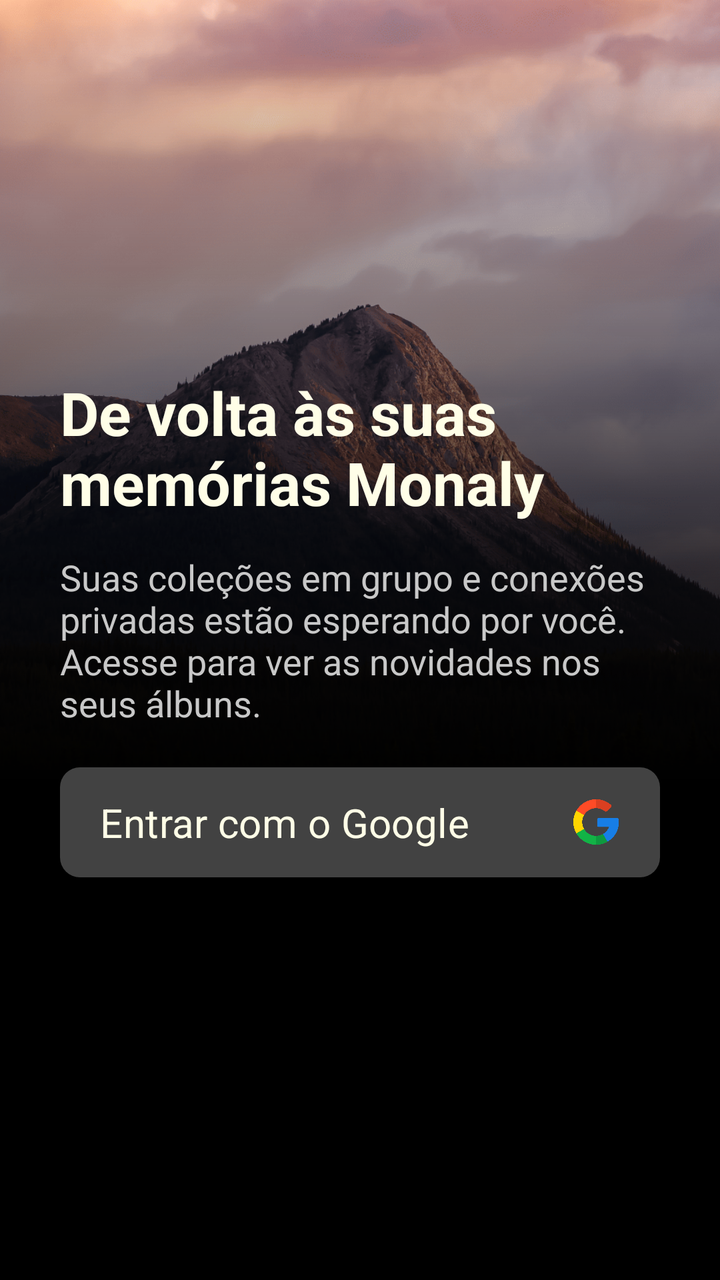
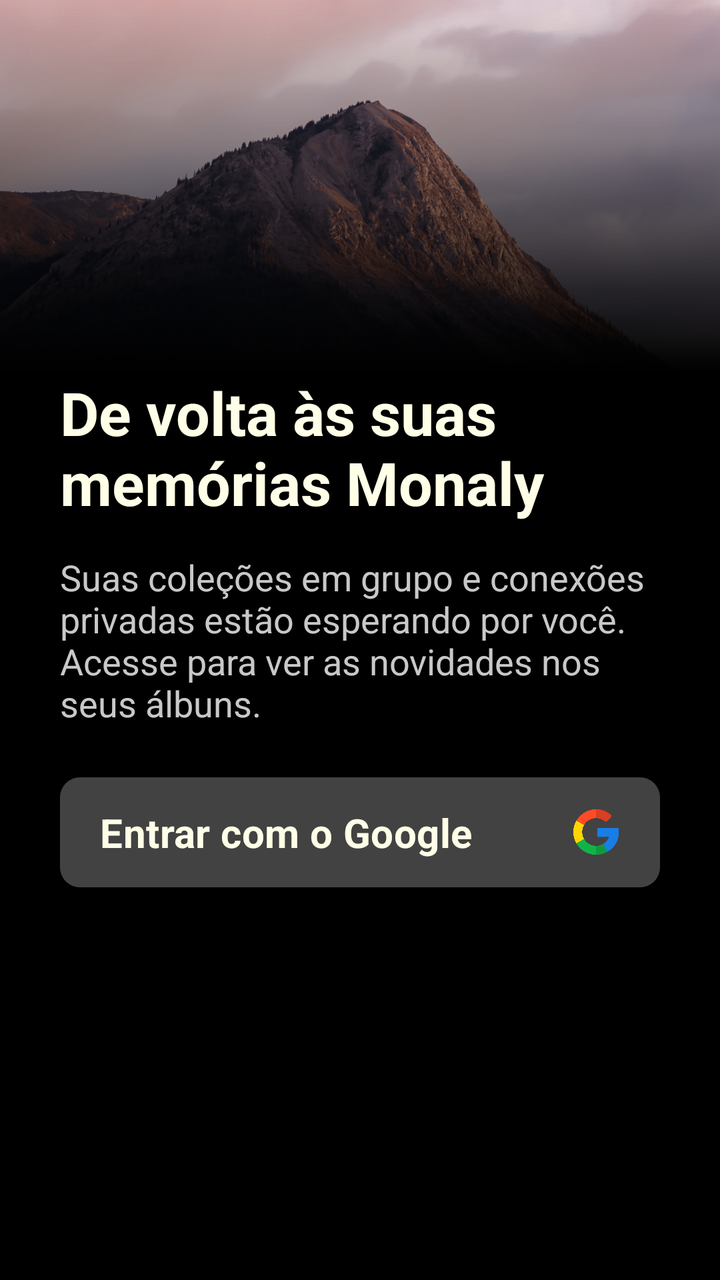

Before-and-after screenshots of an Android layout around one commit, followed by the original layout XML and the change that was made.
<!-- AndroidManifest.xml: application theme Theme.Monaly -->
<!-- res/layout/activity_login.xml -->
<?xml version="1.0" encoding="utf-8"?>
<androidx.constraintlayout.widget.ConstraintLayout
    xmlns:android="http://schemas.android.com/apk/res/android"
    xmlns:app="http://schemas.android.com/apk/res-auto"
    xmlns:tools="http://schemas.android.com/tools"
    android:id="@+id/main"
    android:layout_width="match_parent"
    android:layout_height="match_parent"
    tools:context=".ui.activity.LoginActivity"
    android:background="@color/black">

    <ImageView
        android:id="@+id/imageBackgroundLogin"
        android:layout_width="0dp"
        android:layout_height="0dp"
        android:layout_marginBottom="250dp"
        android:scaleType="centerCrop"
        android:src="@drawable/img_background_login"
        app:layout_constraintBottom_toBottomOf="parent"
        app:layout_constraintEnd_toEndOf="parent"
        app:layout_constraintStart_toStartOf="parent"
        app:layout_constraintTop_toTopOf="parent" />

    <ImageView
        android:id="@+id/imageGradientEffect"
        android:layout_width="0dp"
        android:layout_height="0dp"
        android:src="@drawable/bg_gradient_black"
        app:layout_constraintBottom_toBottomOf="@+id/imageBackgroundLogin"
        app:layout_constraintEnd_toEndOf="parent"
        app:layout_constraintHorizontal_bias="0.0"
        app:layout_constraintStart_toStartOf="parent"
        app:layout_constraintTop_toTopOf="parent" />

    <TextView
        android:id="@+id/textTitleLogin"
        android:layout_width="0dp"
        android:layout_height="wrap_content"
        android:layout_marginStart="30dp"
        android:layout_marginEnd="30dp"
        android:layout_marginBottom="15dp"
        android:text="@string/login_title"
        android:textColor="@color/bage_neutral"
        android:textSize="30sp"
        app:layout_constraintBottom_toTopOf="@+id/textDescriptionLogin"
        app:layout_constraintEnd_toEndOf="parent"
        app:layout_constraintStart_toStartOf="parent" />


    <TextView
        android:id="@+id/textDescriptionLogin"
        android:layout_width="0dp"
        android:layout_height="wrap_content"
        android:layout_marginStart="30dp"
        android:layout_marginEnd="30dp"
        android:text="@string/login_description"
        android:textColor="@color/gray_medium"
        android:textSize="18sp"
        app:layout_constraintBottom_toBottomOf="parent"
        app:layout_constraintEnd_toEndOf="parent"
        app:layout_constraintHorizontal_bias="0.0"
        app:layout_constraintStart_toStartOf="parent"
        app:layout_constraintTop_toTopOf="@+id/imageBackgroundLogin" />

    <com.google.android.material.button.MaterialButton
        android:id="@+id/buttonLoginGoogle"
        android:layout_width="0dp"
        android:layout_height="55dp"
        android:layout_marginStart="30dp"
        android:layout_marginTop="20dp"
        android:layout_marginEnd="30dp"
        android:background="@drawable/drawable_background_button_gray_dark_10_dp"
        android:fontFamily="sans-serif"
        android:gravity="start|center_vertical"
        android:paddingStart="20dp"
        android:paddingEnd="20dp"
        android:text="@string/login_button"
        android:textAllCaps="false"
        android:textColor="@color/bage_neutral"
        android:textFontWeight="400"
        android:textSize="20sp"
        android:textStyle="normal"
        app:backgroundTint="@null"
        app:icon="@drawable/img_icon_google"
        app:iconGravity="end"
        app:iconSize="24dp"
        app:iconTint="@null"
        app:layout_constraintEnd_toEndOf="parent"
        app:layout_constraintHorizontal_bias="0.0"
        app:layout_constraintStart_toStartOf="parent"
        app:layout_constraintTop_toBottomOf="@+id/textDescriptionLogin" />

</androidx.constraintlayout.widget.ConstraintLayout>
<!-- resources referenced by this layout -->
<resources>
  <color name="bage_neutral">#fffee7</color>
  <color name="black">#000000</color>
  <color name="gray_medium">#C8C8C8</color>
  <!-- drawable bg_gradient_black (drawable) -->
  <?xml version="1.0" encoding="utf-8"?>
  <shape xmlns:android="http://schemas.android.com/apk/res/android"
  
      android:shape="rectangle">
  
      <gradient
  
          android:angle="90"
          android:startColor="@color/black"
          android:endColor="#00000000"
          android:type="linear"/>
  
  </shape>
  <!-- drawable drawable_background_button_gray_dark_10_dp (drawable) -->
  <?xml version="1.0" encoding="utf-8"?>
  <shape xmlns:android="http://schemas.android.com/apk/res/android">
  
      <corners android:radius="10dp"/>
      <solid android:color="@color/gray_dark"/>
  
  </shape>
  <!-- drawable img_background_login: png bitmap (drawable, 608380 bytes) -->
  <!-- drawable img_icon_google: webp bitmap (drawable, 15924 bytes) -->
  <string name="login_button">Entrar com o Google</string>
  <string name="login_description">Suas coleções em grupo e conexões privadas estão esperando por você. Acesse para ver as novidades nos seus álbuns.</string>
  <string name="login_title"><b>De volta às suas memórias Monaly</b></string>
  <style name="Theme.Monaly" parent="Base.Theme.Monaly" />
  <color name="gray_dark">#424242</color>
  <style name="Base.Theme.Monaly" parent="Theme.Material3.DayNight.NoActionBar">
  
          <item name="android:navigationBarColor">@color/black</item>
  
      </style>
</resources>

<!-- the commit's change to res/layout/activity_login.xml (unified diff, before → after) -->
@@ -13,10 +13,9 @@
         android:id="@+id/imageBackgroundLogin"
         android:layout_width="0dp"
         android:layout_height="0dp"
-        android:layout_marginBottom="250dp"
         android:scaleType="centerCrop"
         android:src="@drawable/img_background_login"
-        app:layout_constraintBottom_toBottomOf="parent"
+        app:layout_constraintBottom_toTopOf="@+id/textTitleLogin"
         app:layout_constraintEnd_toEndOf="parent"
         app:layout_constraintStart_toStartOf="parent"
         app:layout_constraintTop_toTopOf="parent" />
@@ -60,14 +59,14 @@
         app:layout_constraintEnd_toEndOf="parent"
         app:layout_constraintHorizontal_bias="0.0"
         app:layout_constraintStart_toStartOf="parent"
-        app:layout_constraintTop_toTopOf="@+id/imageBackgroundLogin" />
+        app:layout_constraintTop_toTopOf="parent" />
 
     <com.google.android.material.button.MaterialButton
         android:id="@+id/buttonLoginGoogle"
         android:layout_width="0dp"
         android:layout_height="55dp"
         android:layout_marginStart="30dp"
-        android:layout_marginTop="20dp"
+        android:layout_marginTop="25dp"
         android:layout_marginEnd="30dp"
         android:background="@drawable/drawable_background_button_gray_dark_10_dp"
         android:fontFamily="sans-serif"
@@ -77,7 +76,7 @@
         android:text="@string/login_button"
         android:textAllCaps="false"
         android:textColor="@color/bage_neutral"
-        android:textFontWeight="400"
+        android:textFontWeight="450"
         android:textSize="20sp"
         android:textStyle="normal"
         app:backgroundTint="@null"
<!-- resource entries referenced after the edit -->
@@ -27,7 +27,7 @@
   </shape>
   <!-- drawable img_background_login: png bitmap (drawable, 608380 bytes) -->
   <!-- drawable img_icon_google: webp bitmap (drawable, 15924 bytes) -->
-  <string name="login_button">Entrar com o Google</string>
+  <string name="login_button"><b>Entrar com o Google</b></string>
   <string name="login_description">Suas coleções em grupo e conexões privadas estão esperando por você. Acesse para ver as novidades nos seus álbuns.</string>
   <string name="login_title"><b>De volta às suas memórias Monaly</b></string>
   <style name="Theme.Monaly" parent="Base.Theme.Monaly" />
